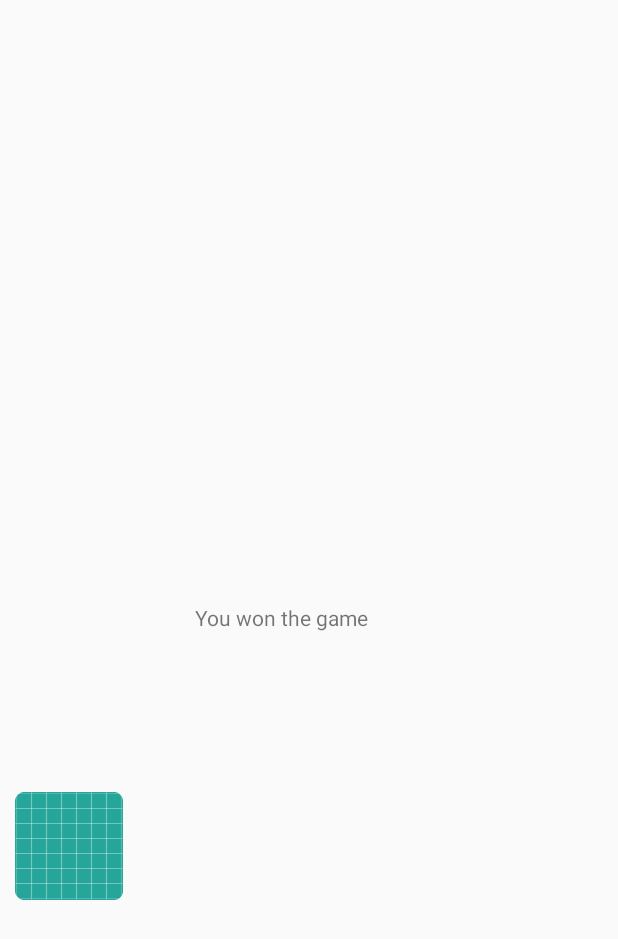
After one commit to xuetianw/Dragom-Seeker-Game, an Android app: the layout message_layout.xml on its own in the app's theme, with its tools: preview values and no code run, on a phone screen of 412 x 824 dp. The commit adds this screen. Shown: the top 939 px of the screen. Run offline under Robolectric (Android 15) with nearby library versions, the phone set to English and light mode, and no system bars.

Commit message:
added alter dialog for wining the game

```diff
--- a/app/src/main/java/ca/cmpt276/as3/MainActivity.java
+++ b/app/src/main/java/ca/cmpt276/as3/MainActivity.java
@@ -1,5 +1,6 @@
 package ca.cmpt276.as3;
 
+import android.content.Context;
 import android.content.Intent;
 import android.os.Handler;
 import android.support.v7.app.AppCompatActivity;
@@ -69,4 +70,8 @@ public class MainActivity extends AppCompatActivity {
                 }
             },4500);
     }
+
+    public static Intent makeIntent(Context context) {
+        return new Intent(context, MainActivity.class);
+    }
 }
--- /dev/null
+++ b/app/src/main/res/layout/message_layout.xml
@@ -0,0 +1,28 @@
+<?xml version="1.0" encoding="utf-8"?>
+<RelativeLayout xmlns:android="http://schemas.android.com/apk/res/android"
+    xmlns:app="http://schemas.android.com/apk/res-auto"
+    android:layout_width="match_parent" android:layout_height="match_parent">
+
+    <ImageView
+        android:id="@+id/imageView6"
+        android:layout_width="wrap_content"
+        android:layout_height="wrap_content"
+        android:layout_alignParentBottom="true"
+        android:layout_alignParentLeft="true"
+        android:layout_alignParentStart="true"
+        android:layout_marginBottom="224dp"
+        android:layout_marginLeft="10dp"
+        android:layout_marginStart="10dp"
+        app:srcCompat="@mipmap/ic_launcher" />
+
+    <TextView
+        android:id="@+id/textView2"
+        android:layout_width="wrap_content"
+        android:layout_height="wrap_content"
+        android:layout_centerVertical="true"
+        android:layout_marginLeft="48dp"
+        android:layout_marginStart="48dp"
+        android:layout_toEndOf="@+id/imageView6"
+        android:layout_toRightOf="@+id/imageView6"
+        android:text="You won the game" />
+</RelativeLayout>
```
Also changed, not shown: app/src/main/java/ca/cmpt276/as3/GameActivity.java (+8 -0 lines), app/src/main/java/ca/cmpt276/as3/MessageFragment.java (added, +43 -0 lines).
